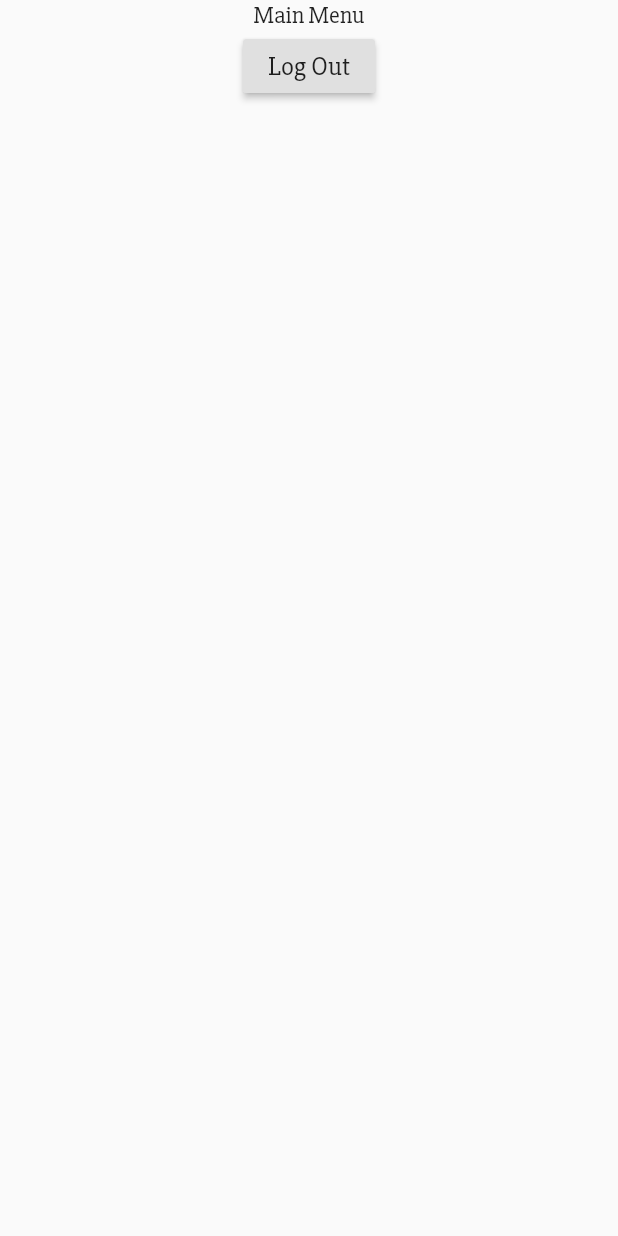
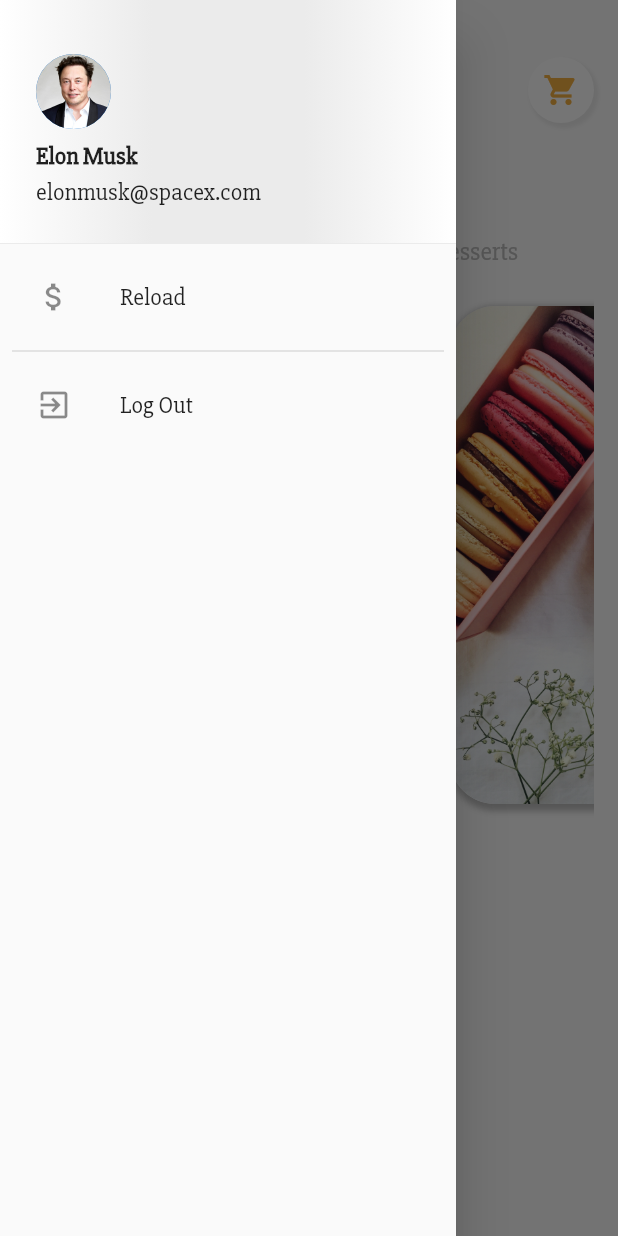
Before and after one commit to waynntoh/dropbites, a Flutter app: the MainMenuView screen opened by its route, with the side drawer open (before the commit the screen has no drawer), on a phone screen of 412 x 824 dp. Run offline on Flutter 3.47's test engine with Material 2 defaults, Android fonts, the phone set to English and light mode, and no system bars; our stand-ins replace animated_text_kit, flutter_spinkit, shared_preferences; accounts and stored records are empty; network calls fail.

Commit message:
Item Listview

```diff
--- /dev/null
+++ b/lib/components/custom_drawer.dart
@@ -0,0 +1,74 @@
+import 'package:flutter/material.dart';
+import 'package:drop_bites/utils/constants.dart';
+
+class CustomDrawer extends StatelessWidget {
+  @override
+  Widget build(BuildContext context) {
+    return Drawer(
+      child: ListView(
+        children: <Widget>[
+          SizedBox(
+            height: 170,
+            child: DrawerHeader(
+              padding: EdgeInsets.all(24),
+              decoration: BoxDecoration(
+                gradient: LinearGradient(colors: [
+                  Colors.white,
+                  Color(0xFFEBEBEB),
+                  Color(0xFFEBEBEB),
+                  Colors.white,
+                ]),
+              ),
+              child: Column(
+                crossAxisAlignment: CrossAxisAlignment.start,
+                mainAxisAlignment: MainAxisAlignment.end,
+                children: <Widget>[
+                  CircleAvatar(
+                    backgroundImage: AssetImage('images/elon.jpg'),
+                    radius: 25,
+                  ),
+                  SizedBox(height: 8),
+                  Column(
+                    crossAxisAlignment: CrossAxisAlignment.start,
+                    children: <Widget>[
+                      Text('Elon Musk',
+                          style: kDefaultTextStyle.copyWith(
+                              fontWeight: FontWeight.w900)),
+                      SizedBox(height: 4),
+                      Text('elonmusk@spacex.com', style: kDefaultTextStyle),
+                    ],
+                  )
+                ],
+              ),
+            ),
+          ),
+          Padding(
+            padding: EdgeInsets.only(left: 8, right: 8, bottom: 8),
+            child: Column(
+              children: <Widget>[
+                ListTile(
+                  leading: Icon(Icons.attach_money),
+                  title: Text('Reload', style: kDefaultTextStyle),
+                  onTap: () {
+                    // TODO: Reload credits
+                  },
+                ),
+                Divider(
+                  thickness: 1,
+                ),
+                ListTile(
+                  leading: Icon(Icons.exit_to_app),
+                  title: Text('Log Out', style: kDefaultTextStyle),
+                  onTap: () {
+                    // TODO: Drawer log out
+                    Navigator.pop(context);
+                  },
+                ),
+              ],
+            ),
+          )
+        ],
+      ),
+    );
+  }
+}
--- /dev/null
+++ b/lib/components/item_card.dart
@@ -0,0 +1,25 @@
+import 'package:flutter/material.dart';
+import 'package:drop_bites/utils/constants.dart';
+
+class ItemCard extends StatelessWidget {
+  @override
+  Widget build(BuildContext context) {
+    return Container(
+      margin: EdgeInsets.only(top: 24, right: 36, bottom: 24),
+      height: 360,
+      width: 240,
+      decoration: BoxDecoration(
+        boxShadow: [kItemCardShadow],
+        gradient: LinearGradient(
+            colors: [kGrey0, Colors.white],
+            begin: Alignment.topRight,
+            end: Alignment.bottomLeft),
+        borderRadius: BorderRadius.circular(30),
+        image: DecorationImage(
+          fit: BoxFit.cover,
+          image: AssetImage('images/d1.jpg'),
+        ),
+      ),
+    );
+  }
+}
--- /dev/null
+++ b/lib/components/overhead_selector.dart
@@ -0,0 +1,47 @@
+import 'package:flutter/material.dart';
+import 'package:drop_bites/utils/constants.dart';
+
+class OverheadSelector extends StatefulWidget {
+  final List<String> selections;
+  OverheadSelector({@required this.selections});
+
+  @override
+  _OverheadSelectorState createState() => _OverheadSelectorState();
+}
+
+class _OverheadSelectorState extends State<OverheadSelector> {
+  int _currentIndex = 0;
+  bool _isSelected;
+
+  List<Widget> _buildSelections() {
+    return widget.selections.map((selection) {
+      int index = widget.selections.indexOf(selection);
+      _isSelected = _currentIndex == index;
+      return Padding(
+        padding: EdgeInsets.only(right: 20),
+        child: GestureDetector(
+          onTap: () {
+            setState(() {
+              _currentIndex = index;
+            });
+          },
+          child: Text(
+            selection,
+            style: kDefaultTextStyle.copyWith(
+              color: _isSelected ? kGrey6 : kGrey1,
+              fontSize: _isSelected ? 20 : 17,
+            ),
+          ),
+        ),
+      );
+    }).toList();
+  }
+
+  @override
+  Widget build(BuildContext context) {
+    return Row(
+      mainAxisAlignment: MainAxisAlignment.start,
+      children: _buildSelections(),
+    );
+  }
+}
--- a/lib/main.dart
+++ b/lib/main.dart
@@ -15,7 +15,7 @@ class MyApp extends StatelessWidget {
   Widget build(BuildContext context) {
     return Provider(
       create: (context) => User(),
-          child: MaterialApp(
+      child: MaterialApp(
         theme: ThemeData(
           textTheme: TextTheme(
               button: kButtonTextStyle,
@@ -23,7 +23,7 @@ class MyApp extends StatelessWidget {
               title: kDefaultTextStyle,
               caption: kDefaultTextStyle),
         ),
-        initialRoute: SplashView.id,
+        initialRoute: MainMenuView.id,
         routes: {
           RegisterView.id: (context) => RegisterView(),
           MainMenuView.id: (context) => MainMenuView(),
--- a/lib/utils/constants.dart
+++ b/lib/utils/constants.dart
@@ -10,6 +10,28 @@ const kOrange4 = Color(0xFFF39C12);
 const kOrange5 = Color(0xFFD68910);
 const kOrange6 = Color(0xFFCA6F1E);
 
+const kGrey0 = Color(0xFFECECEC);
+const kGrey1 = Color(0xFFBBBBBB);
+const kGrey2 = Color(0xFF9A9A9A);
+const kGrey3 = Color(0xFF9A9A9A);
+const kGrey4 = Color(0xFF6B6B6B);
+const kGrey5 = Color(0xFF4C4C4C);
+const kGrey6 = Color(0xFF2C2C2C);
+
+const kButtonShadow = BoxShadow(
+  color: kGrey0,
+  blurRadius: 1,
+  spreadRadius: 1,
+  offset: Offset(2, 2.5),
+);
+
+const kItemCardShadow = BoxShadow(
+  color: kGrey1,
+  blurRadius: 3,
+  spreadRadius: 2,
+  offset: Offset(2, 2.5),
+);
+
 const kSpinKitWave = SpinKitWave(
   color: kOrange4,
   itemCount: 5,
@@ -17,17 +39,35 @@ const kSpinKitWave = SpinKitWave(
   size: 70,
 );
 
+Widget kSpinKitHybrid = Stack(
+  children: <Widget>[
+    SpinKitFadingCircle(
+      color: kOrange5,
+      size: 70,
+    ),
+    SpinKitDoubleBounce(
+      color: kOrange0,
+      size: 30,
+    ),
+  ],
+);
+
 const kButtonTextStyle = TextStyle(
   fontFamily: 'Slabo',
   fontSize: 18,
 );
 
-const kDefaultTextStyle = TextStyle(fontFamily: 'Slabo', fontSize: 16);
+const kDefaultTextStyle = TextStyle(
+  fontFamily: 'Slabo',
+  fontSize: 16,
+);
 
 const kSplashScreenTextStyle = TextStyle(
   fontSize: 55,
   fontFamily: 'Slabo',
 );
+
+const kMainMenuTitleTextStyle = TextStyle(fontSize: 20, fontFamily: 'Slabo');
 
 const kTextFieldDecoration = InputDecoration(
   hintText: '',
--- a/lib/views/main_menu_view.dart
+++ b/lib/views/main_menu_view.dart
@@ -1,7 +1,12 @@
+import 'package:drop_bites/utils/constants.dart';
 import 'package:flutter/material.dart';
+import 'package:drop_bites/components/custom_drawer.dart';
+import 'package:drop_bites/components/overhead_selector.dart';
+import 'package:drop_bites/components/item_card.dart';
 
 class MainMenuView extends StatefulWidget {
   static const String id = 'main_menu_view';
+  static final scaffoldKey = GlobalKey<ScaffoldState>();
 
   @override
   _MainMenuViewState createState() => _MainMenuViewState();
@@ -11,16 +16,79 @@ class _MainMenuViewState extends State<MainMenuView> {
   @override
   Widget build(BuildContext context) {
     return Scaffold(
-      body: Center(
-        child: Column(
-          children: <Widget>[
-            Text('Main Menu'),
-            RaisedButton(
-              child: Text('Log Out'),
-              onPressed: () => Navigator.pop(context),
+      key: MainMenuView.scaffoldKey,
+      drawer: CustomDrawer(),
+      body: Column(
+        crossAxisAlignment: CrossAxisAlignment.stretch,
+        children: <Widget>[
+          Padding(
+            padding: EdgeInsets.only(left: 12, right: 16, top: 36),
+            child: Row(
+              mainAxisAlignment: MainAxisAlignment.spaceBetween,
+              children: <Widget>[
+                IconButton(
+                  icon: Icon(
+                    Icons.menu,
+                    color: kGrey3,
+                  ),
+                  onPressed: () =>
+                      MainMenuView.scaffoldKey.currentState.openDrawer(),
+                ),
+                Container(
+                  decoration: BoxDecoration(
+                      borderRadius: BorderRadius.circular(90),
+                      boxShadow: [kButtonShadow]),
+                  child: CircleAvatar(
+                    radius: 22,
+                    backgroundColor: Colors.white,
+                    child: IconButton(
+                      icon: Icon(Icons.shopping_cart),
+                      color: kOrange3,
+                      onPressed: () {
+                        // TODO: Cart
+                        print('Shopping cart');
+                      },
+                    ),
+                  ),
+                )
+              ],
             ),
-          ],
-        ),
+          ),
+          Padding(
+            padding: EdgeInsets.only(left: 24, top: 12, right: 16),
+            child: SingleChildScrollView(
+              child: Column(
+                crossAxisAlignment: CrossAxisAlignment.start,
+                children: <Widget>[
+                  Text(
+                    'Best Deals',
+                    style: kSplashScreenTextStyle.copyWith(
+                        fontWeight: FontWeight.w900, fontSize: 36),
+                  ),
+                  SizedBox(height: 16),
+                  OverheadSelector(
+                    selections: [
+                      'Appetizers',
+                      'Entrées',
+                      'Beverages',
+                      'Desserts'
+                    ],
+                  ),
+                  SizedBox(
+                    height: 380,
+                    child: ListView.builder(
+                      scrollDirection: Axis.horizontal,
+                      itemCount: 5,
+                      itemBuilder: (context, index) {
+                        return ItemCard();
+                      },
+                    ),
+                  )
+                ],
+              ),
+            ),
+          ),
+        ],
       ),
     );
   }
--- a/lib/views/register_view.dart
+++ b/lib/views/register_view.dart
@@ -150,7 +150,7 @@ class _RegisterViewState extends State<RegisterView> {
                       controller: fullNameController,
                       textAlign: TextAlign.center,
                       decoration: kTextFieldDecoration.copyWith(
-                        hintText: 'John Doe',
+                        hintText: 'Elon Musk',
                         prefixIcon: Icon(Icons.person, color: kOrange4),
                       ),
                     ),
@@ -199,7 +199,7 @@ class _RegisterViewState extends State<RegisterView> {
                       controller: phoneNumberController,
                       textAlign: TextAlign.center,
                       decoration: kTextFieldDecoration.copyWith(
-                        hintText: '012-3456789',
+                        hintText: '0123456789',
                         prefixIcon: Icon(Icons.phone_android, color: kOrange4),
                       ),
                     ),
@@ -267,7 +267,7 @@ class _RegisterViewState extends State<RegisterView> {
                 ),
               ),
             ),
-            (loading) ? kSpinKitWave : Container()
+            (loading) ? kSpinKitHybrid : Container()
           ],
         ),
       ),
--- a/pubspec.yaml
+++ b/pubspec.yaml
@@ -16,6 +16,7 @@ dependencies:
   flutter_spinkit: ^4.1.2
   http: ^0.12.0+4
   provider: ^4.0.4
+  font_awesome_flutter: ^8.7.0
 
 dev_dependencies:
   flutter_test:
```
Also changed, not shown: lib/components/reset_password_dialog.dart (+9 -3 lines), lib/views/login_view.dart (+35 -14 lines), lib/views/splash_view.dart (+33 -5 lines), images/a1.jpg (added), images/d1.jpg (added), images/elon.jpg (added), pubspec.lock, 1 other file.
